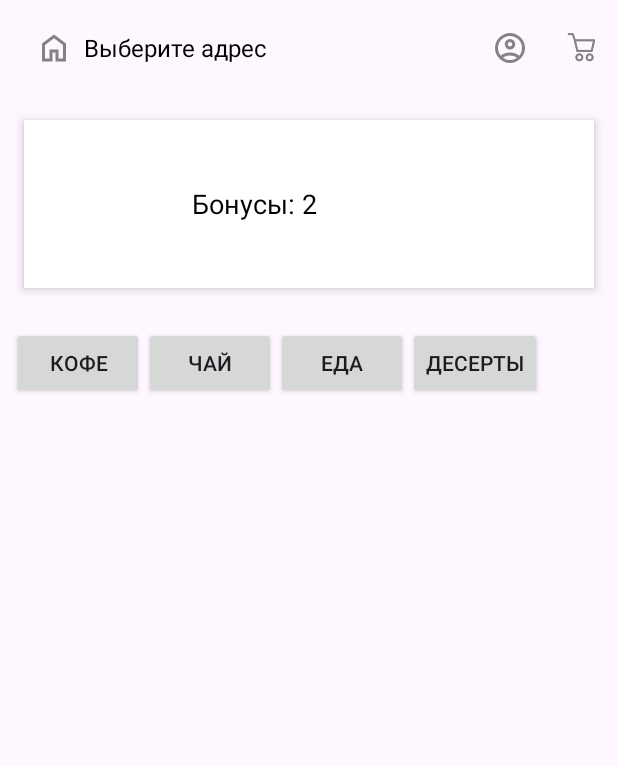
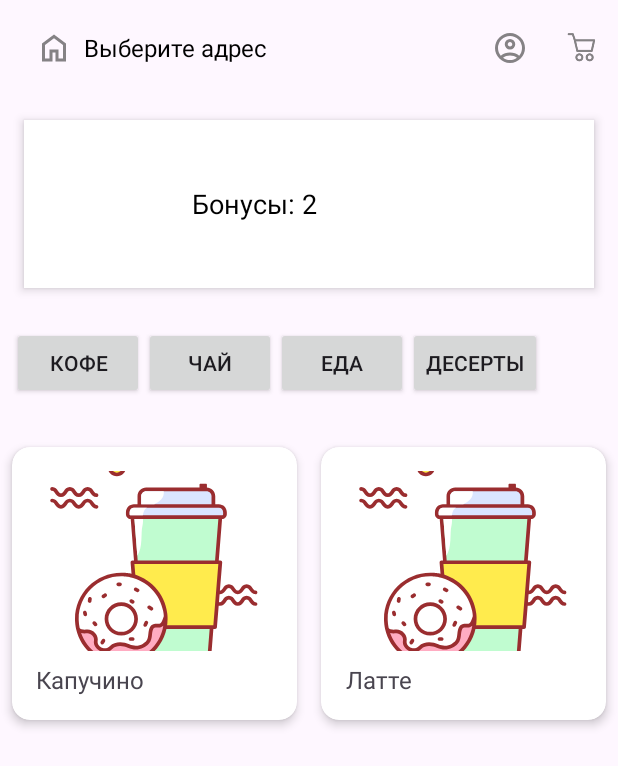
Before and after one commit to danaddi/CoffeeFirst, an Android app: the HomeFragment screen opened through its navigation route, on a phone screen of 412 x 824 dp. Shown: the top 766 px of the screen. Run offline under Robolectric (Android 15) with nearby library versions, the phone set to English and light mode, and no system bars; our stand-ins replace Dagger/Hilt's generated code, Firebase (no records; nobody signed in at launch, a user with empty details on screens opened directly); libraries missing offline, so code that uses them is left out: com.journeyapps.barcodescanner; 2 statements that could not run were skipped.

Commit message:
Добавлено меню и динамическое изменение корзины

```diff
--- a/app/build.gradle.kts
+++ b/app/build.gradle.kts
@@ -65,7 +65,6 @@ dependencies {
     implementation("androidx.navigation:navigation-ui-ktx:2.7.7")
 
     implementation("androidx.lifecycle:lifecycle-viewmodel-ktx:2.7.0")
-    //implementation("androidx.lifecycle:lifecycle-livedata-ktx:2.7.0")
 
     implementation("androidx.room:room-runtime:2.6.1")
     kapt("androidx.room:room-compiler:2.6.1")
@@ -79,4 +78,6 @@ dependencies {
     implementation("com.vmadalin:easypermissions-ktx:1.0.0") // для работы с разрешениями
     implementation("com.journeyapps:zxing-android-embedded:4.3.0")
     implementation("com.google.zxing:core:3.3.3")
+    implementation("androidx.cardview:cardview:1.0.0")
+
 }
--- a/app/src/main/java/com/example/coffeefirst/data/db/AppDatabase.kt
+++ b/app/src/main/java/com/example/coffeefirst/data/db/AppDatabase.kt
@@ -3,7 +3,7 @@ package com.example.coffeefirst.data.db
 import androidx.room.Database
 import androidx.room.RoomDatabase
 
-@Database(entities = [CartItemEntity::class], version = 1)
+@Database(entities = [CartItemEntity::class], version = 2)
 abstract class AppDatabase : RoomDatabase() {
     abstract fun cartDao(): CartDao
 }
--- a/app/src/main/java/com/example/coffeefirst/data/db/CartItem.kt
+++ b/app/src/main/java/com/example/coffeefirst/data/db/CartItem.kt
@@ -5,5 +5,6 @@ data class CartItem(
     val id: Int = 0,
     val userId: String,
     val menuItemId: String,
+    val name: String,
     val quantity: Int
 )
--- a/app/src/main/java/com/example/coffeefirst/data/db/CartItemEntity.kt
+++ b/app/src/main/java/com/example/coffeefirst/data/db/CartItemEntity.kt
@@ -9,6 +9,7 @@ data class CartItemEntity(
     @PrimaryKey(autoGenerate = true) val id: Int = 0,
     val userId: String,
     val menuItemId: String,
+    val name: String,
     val quantity: Int
 )
 
@@ -17,6 +18,7 @@ fun CartItemEntity.toCartItem(): CartItem {
         id = id,
         userId = userId,
         menuItemId = menuItemId,
+        name = name,
         quantity = quantity
     )
 }
@@ -26,6 +28,7 @@ fun CartItem.toEntity(): CartItemEntity {
         id = id,
         userId = userId,
         menuItemId = menuItemId,
+        name = name,
         quantity = quantity
     )
 }
--- a/app/src/main/java/com/example/coffeefirst/ui/menu/MenuAdapter.kt
+++ b/app/src/main/java/com/example/coffeefirst/ui/menu/MenuAdapter.kt
@@ -1,5 +1,6 @@
 package com.example.coffeefirst.ui.menu
 
+import android.util.Log
 import android.view.LayoutInflater
 import android.view.ViewGroup
 import androidx.recyclerview.widget.*
@@ -25,6 +26,7 @@ class MenuAdapter(
     }
 
     override fun onBindViewHolder(holder: MenuViewHolder, position: Int) {
+        Log.d("MenuAdapter", "Binding item: ${getItem(position).name}")
         holder.bind(getItem(position))
     }
 
--- a/app/src/main/java/com/example/coffeefirst/ui/menu/MenuFragment.kt
+++ b/app/src/main/java/com/example/coffeefirst/ui/menu/MenuFragment.kt
@@ -1,10 +1,12 @@
 package com.example.coffeefirst.ui.menu
 
 import android.os.Bundle
+import android.util.Log
 import android.view.LayoutInflater
 import android.view.View
 import android.view.ViewGroup
 import androidx.fragment.app.Fragment
+import androidx.fragment.app.activityViewModels
 import androidx.fragment.app.viewModels
 import androidx.lifecycle.lifecycleScope
 import androidx.recyclerview.widget.GridLayoutManager
@@ -19,7 +21,8 @@ class MenuFragment : Fragment() {
     private var _binding: FragmentMenuBinding? = null
     private val binding get() = _binding!!
 
-    private val viewModel: MenuViewModel by viewModels()
+    private val viewModel: MenuViewModel by activityViewModels()
+
     private lateinit var adapter: MenuAdapter
 
     override fun onCreateView(
@@ -37,11 +40,10 @@ class MenuFragment : Fragment() {
         binding.menuRecyclerView.layoutManager = GridLayoutManager(requireContext(), 2)
         binding.menuRecyclerView.adapter = adapter
 
-        // Удалена обработка кнопок категорий
-
         viewLifecycleOwner.lifecycleScope.launch {
-            viewModel.filteredItems.collectLatest {
-                adapter.submitList(it)
+            viewModel.filteredItems.collectLatest { items ->
+                Log.d("MenuFragment", "Filtered items count: ${items.size}")
+                adapter.submitList(items)
             }
         }
     }
--- a/app/src/main/java/com/example/coffeefirst/ui/menu/MenuViewModel.kt
+++ b/app/src/main/java/com/example/coffeefirst/ui/menu/MenuViewModel.kt
@@ -1,5 +1,6 @@
 package com.example.coffeefirst.ui.menu
 
+import android.util.Log
 import androidx.lifecycle.ViewModel
 import androidx.lifecycle.viewModelScope
 import com.example.coffeefirst.R
@@ -36,14 +37,17 @@ class MenuViewModel @Inject constructor(
     }.stateIn(viewModelScope, SharingStarted.Lazily, menuItems.filter { it.category == "Кофе" })
 
     fun selectCategory(category: String) {
+        Log.d("MenuViewModel", "Category selected: $category")
         _selectedCategory.value = category
     }
+
 
     fun addToCart(menuItem: MenuItem) {
         viewModelScope.launch {
             val item = CartItem(
                 userId = userId,
                 menuItemId = menuItem.id,
+                name = menuItem.name,
                 quantity = 1
             )
             cartRepository.addToCart(item)
--- a/app/src/main/res/layout/item_menu.xml
+++ b/app/src/main/res/layout/item_menu.xml
@@ -1,23 +1,23 @@
 <?xml version="1.0" encoding="utf-8"?>
-<androidx.cardview.widget.CardView
-    xmlns:android="http://schemas.android.com/apk/res/android"
-    android:layout_width="0dp"
+<androidx.cardview.widget.CardView xmlns:android="http://schemas.android.com/apk/res/android"
+    xmlns:app="http://schemas.android.com/apk/res-auto"
+    android:layout_width="match_parent"
     android:layout_height="wrap_content"
     android:layout_margin="8dp"
-    android:layout_weight="1"
-    android:elevation="4dp">
+    android:background="?attr/selectableItemBackground"
+    app:cardElevation="4dp"
+    app:cardCornerRadius="12dp">
 
     <LinearLayout
         android:layout_width="match_parent"
         android:layout_height="wrap_content"
         android:orientation="vertical"
-        android:padding="8dp"
-        android:gravity="center">
+        android:padding="16dp">
 
         <ImageView
             android:id="@+id/image"
-            android:layout_width="100dp"
-            android:layout_height="100dp"
+            android:layout_width="match_parent"
+            android:layout_height="120dp"
             android:scaleType="centerCrop"
             android:src="@android:color/darker_gray"/>
 
```
Also changed, not shown: app/src/main/java/com/example/coffeefirst/ui/cart/CartAdapter.kt (+27 -11 lines), app/src/main/res/layout/item_cart.xml (+20 -7 lines).
